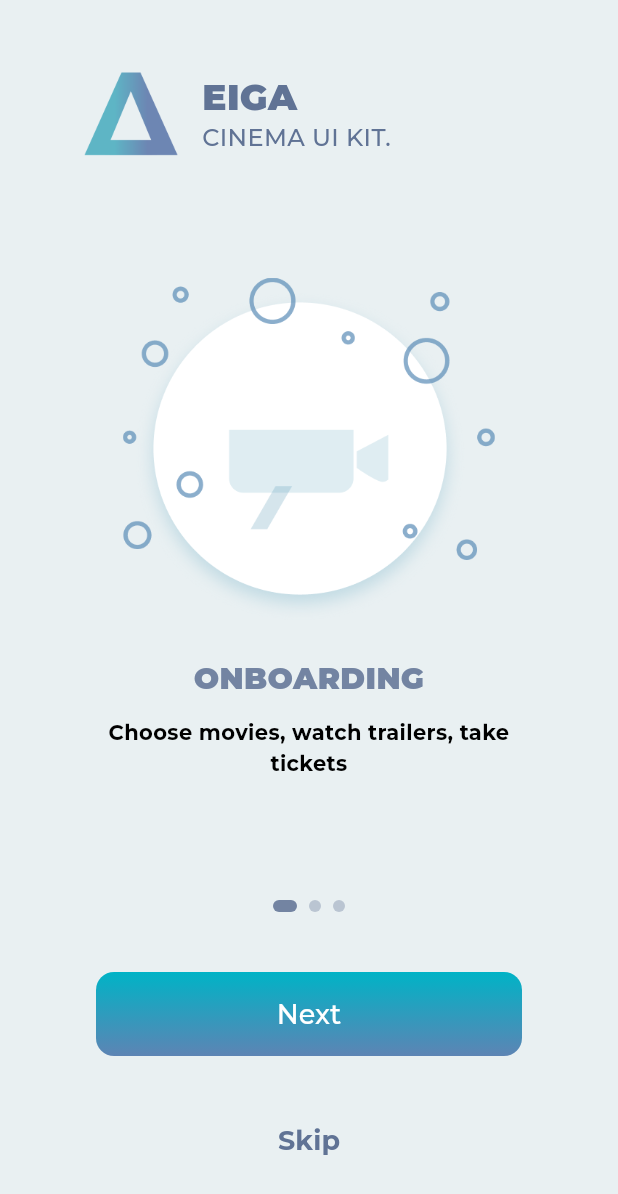
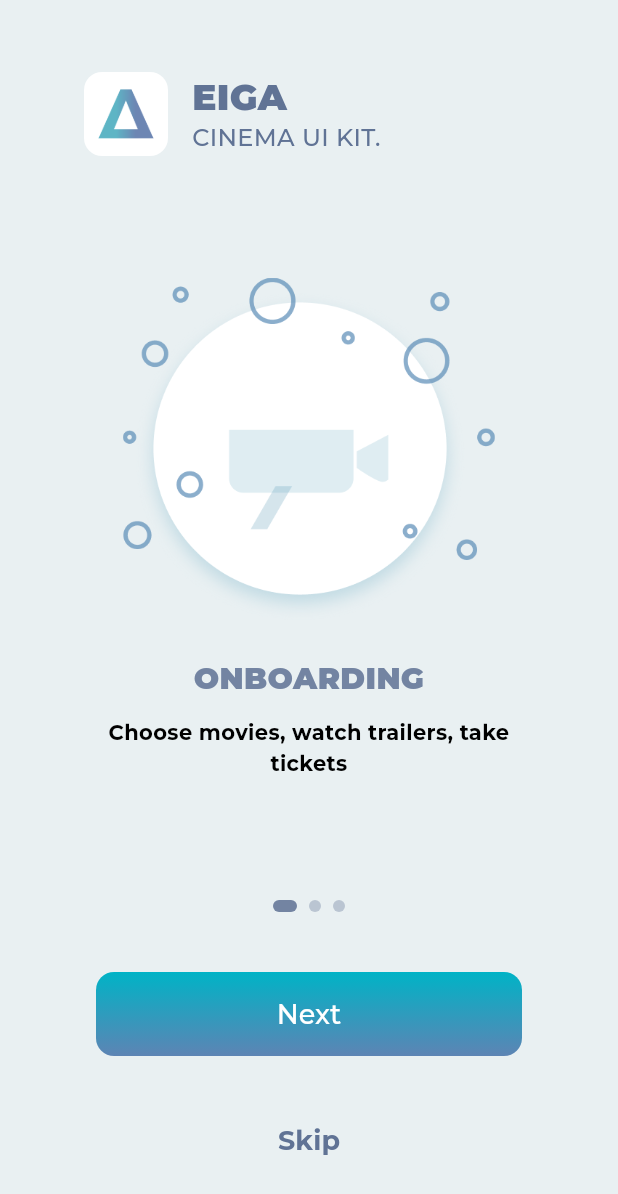
Before and after one commit to PhamMinhHaiAu-12035071/eiga-movie-app, a Flutter app: the screen it shows after launch, on a phone screen of 412 x 824 dp. Shown: the top 1194 px of the screen. Run offline on Flutter 3.47's test engine with Material 3 defaults, Android fonts, the phone set to English and light mode, and no system bars; our stand-ins replace auto_route, bloc, dio, equatable, flutter_bloc, flutter_native_splash and 12 more; missing offline and left inert: widgetbook; generated files the repository leaves out were written again.

Commit message:
Enhance OnboardingLogo and Testing Structure for Improved Flexibility
- Refactored `OnboardingLogo` to accept optional parameters for container size, image size, border radius, and background color, allowing for greater customization.
- Updated `OnboardingHeader` to utilize the new `OnboardingLogo` parameters, enhancing layout flexibility.
- Introduced utility package usage guidelines to the documentation, promoting direct usage over unnecessary wrappers.
- Enhanced tests for `OnboardingLogo` and `OnboardingHeader` to verify rendering with default and custom parameters, ensuring comprehensive coverage.
- Updated test setup to utilize `ScreenUtilInit` for responsive design testing.

This commit strengthens the onboarding feature by improving component flexibility, enhancing documentation clarity, and ensuring robust testing capabilities.

```diff
--- a/lib/features/onboarding/presentation/widgets/atoms/onboarding_logo.dart
+++ b/lib/features/onboarding/presentation/widgets/atoms/onboarding_logo.dart
@@ -1,29 +1,58 @@
 import 'package:flutter/material.dart';
+import 'package:flutter_screenutil/flutter_screenutil.dart';
+import 'package:get_it/get_it.dart';
 import 'package:ksk_app/core/asset/app_image.dart';
+import 'package:ksk_app/core/styles/colors/app_colors.dart';
 
 /// Logo widget used in the onboarding screen
 class OnboardingLogo extends StatelessWidget {
-  /// Creates an OnboardingLogo with specified height
+  /// Creates an OnboardingLogo with optional custom size
   const OnboardingLogo({
-    required this.height,
+    this.containerSize,
+    this.imageSize,
+    this.borderRadius,
+    this.containerColor,
     super.key,
   });
 
-  /// The height of the logo
-  final double height;
+  /// The size of the container (width = height)
+  final double? containerSize;
+
+  /// The size of the image (width = height)
+  final double? imageSize;
+
+  /// The border radius of the container
+  final double? borderRadius;
+
+  /// The background color of the container
+  final Color? containerColor;
 
   @override
   Widget build(BuildContext context) {
+    final colors = GetIt.I<AppColors>();
+
     return Semantics(
       label: 'App logo - EIGA',
+      child: Container(
+        key: const Key('onboarding_logo_container'),
+        width: containerSize ?? 59.sp,
+        height: containerSize ?? 59.sp,
+        decoration: BoxDecoration(
+          borderRadius: BorderRadius.circular(borderRadius ?? 12.r),
+          color: containerColor ?? colors.white,
+        ),
+        child: Center(
           child: SizedBox(
             key: const Key('onboarding_logo_image'),
-        height: height,
+            width: imageSize ?? 37.sp,
+            height: imageSize ?? 37.sp,
             child: AppImage.of(context).onboarding.logo.image(
                   key: const Key('onboarding_header_image'),
                   fit: BoxFit.contain,
                 ),
           ),
+        ),
+      ),
     );
   }
 }
--- a/lib/features/onboarding/presentation/widgets/organisms/onboarding_header.dart
+++ b/lib/features/onboarding/presentation/widgets/organisms/onboarding_header.dart
@@ -51,7 +51,7 @@ class OnboardingHeader extends StatelessWidget {
           children: [
             OnboardingLogo(
               key: const Key('onboarding_header_logo'),
-              height: sizes.v56,
+              containerSize: sizes.v56,
             ),
             Gap(gapWidth ?? sizes.h16),
             HeaderTitleGroup(
```
Also changed, not shown: lib/widgetbook/components/onboarding/atoms/onboarding_logo_component.dart (+35 -9 lines), 5 other files. Lines whose indentation alone changed are shown as unchanged.
